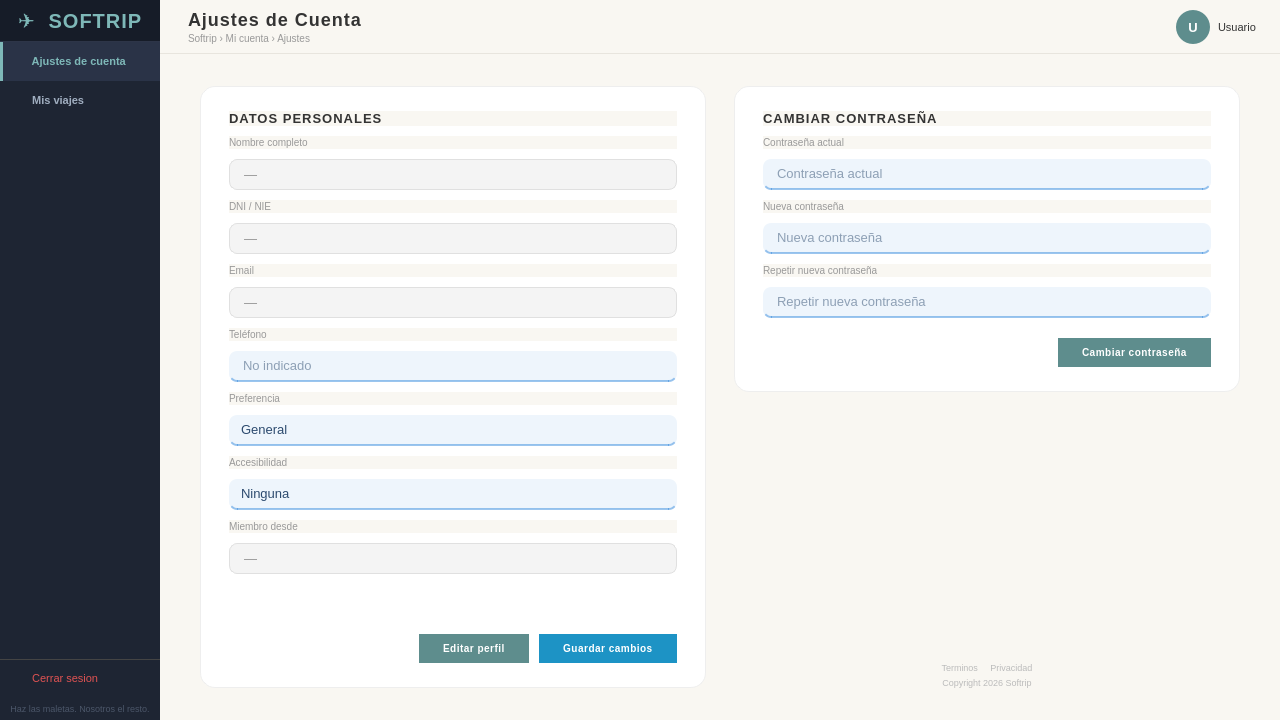
This is src/vista/ui/vistaAjustesCuenta.ui in laraanton/InSo as Qt 5 draws it before an edit. The edited form follows.
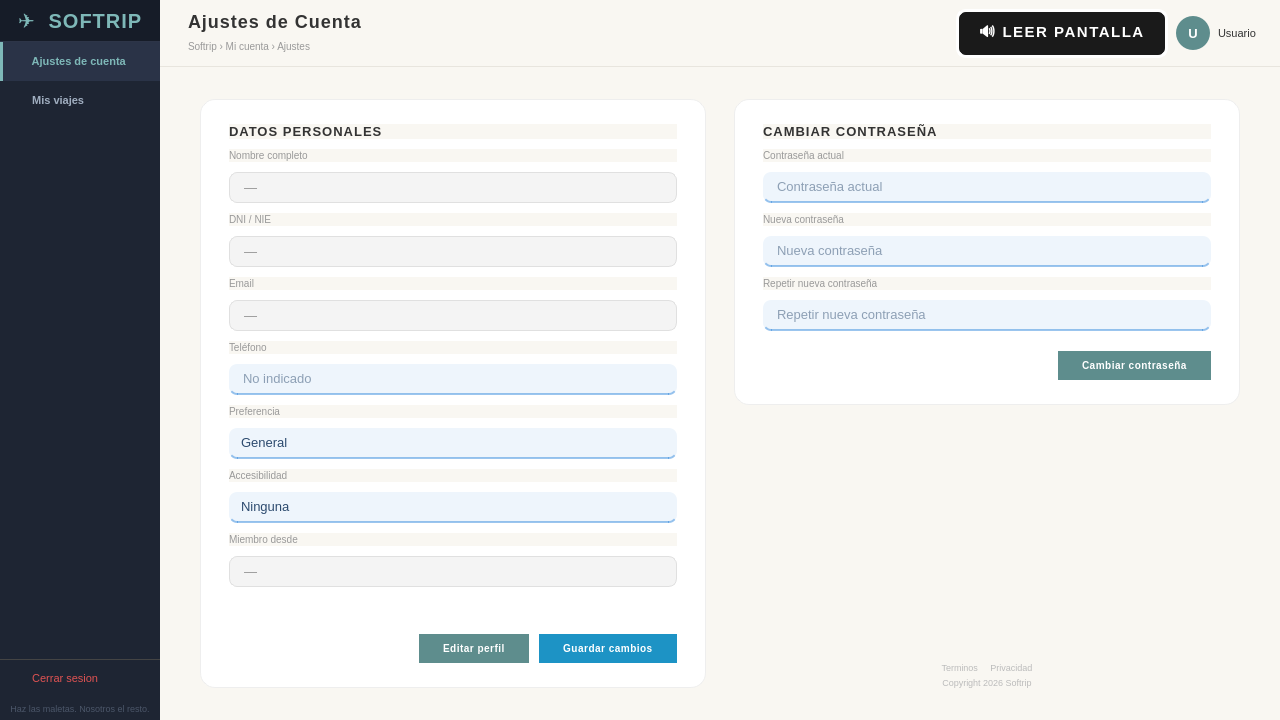
This is the edited form.

Commit message:
+ botón leer pantalla
Added a new button 'Leer Pantalla' to read screen content aloud.

Diff of the .ui file:
```diff
--- a/src/vista/ui/vistaAjustesCuenta.ui
+++ b/src/vista/ui/vistaAjustesCuenta.ui
@@ -118,10 +118,15 @@
     font-weight: bold; letter-spacing: 0.5px;
 }
 QPushButton#btnCambiarPass:hover { background-color: #4a7474; }
+QPushButton#btnLeerPantalla {
+    background-color: #1a1a1a; color: #ffffff; border: 3px solid #ffffff;
+    border-radius: 10px; padding: 8px 20px; font-size: 15px;
+    font-weight: bold; letter-spacing: 1.5px; text-transform: uppercase;
+}
+QPushButton#btnLeerPantalla:hover { background-color: #3a3a3a; border-color: #ffff00; color: #ffff00; }
 QLabel#footerLinks, QLabel#footerCopy { font-size: 9px; color: #bbbbbb; }
    </string>
   </property>
-
   <widget class="QWidget" name="centralwidget">
    <layout class="QHBoxLayout" name="rootLayout">
     <property name="spacing"><number>0</number></property>
@@ -237,6 +242,13 @@
             <property name="sizeHint" stdset="0"><size><width>40</width><height>20</height></size></property>
            </spacer>
           </item>
+          <item>
+           <widget class="QPushButton" name="btnLeerPantalla">
+            <property name="text"><string>&#x1F50A; LEER PANTALLA</string></property>
+            <property name="cursor"><cursorShape>PointingHandCursor</cursorShape></property>
+            <property name="toolTip"><string>Leer el contenido de la pantalla en voz alta</string></property>
+           </widget>
+          </item>
           <item>
            <widget class="QLabel" name="avatarLabel">
             <property name="text"><string>U</string></property>
```
Left out of the diff: 36 changed lines with no effect on the pictures.
